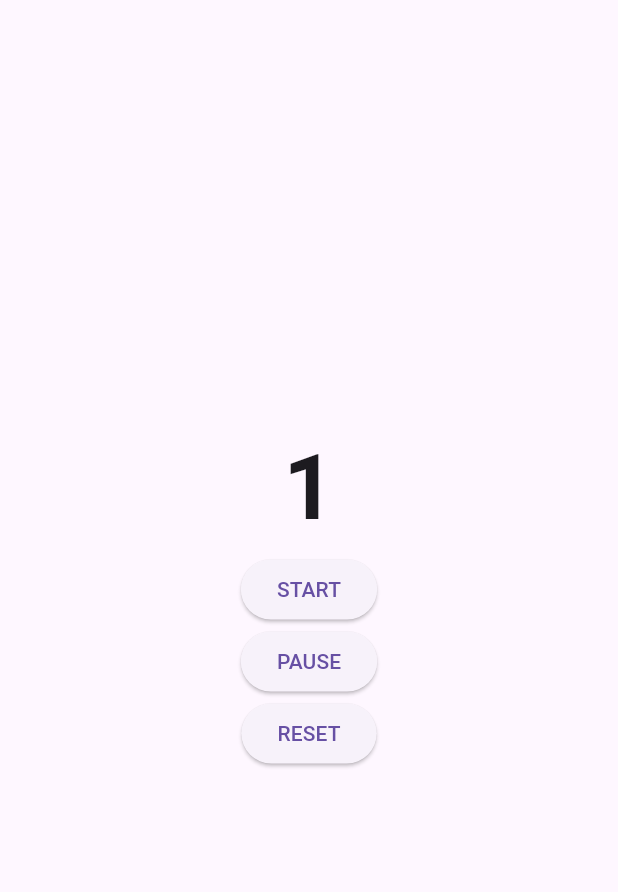
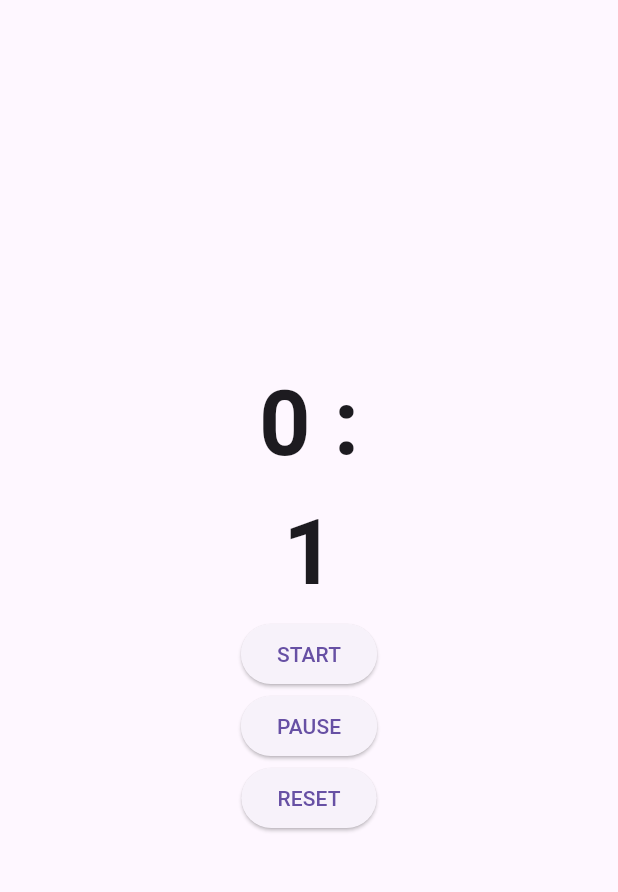
Before and after one commit to Rebeka97/stopwatch, a Flutter app: the screen it shows after launch, after a tap on "START", after a tap on "RESET", on a phone screen of 412 x 824 dp, the part 63-955 px from its top. Run offline on Flutter 3.47's test engine with Material 3 defaults, Android fonts, the phone set to English and light mode, and no system bars.

Commit message:
Added _minutes integer and updated UI

```diff
--- a/lib/main.dart
+++ b/lib/main.dart
@@ -11,7 +11,8 @@ class CounterApp extends StatefulWidget {
 }
 
 class _CounterAppState extends State<CounterApp> {
-  int _counter = 0;
+  int _counter = 0; //masodperc szamlalo
+  int _minutes = 0; // perc szamlalp (bovitheto oraval, nappal stb...)
   late Timer _timer;
 
   /*void _increment() { //valtozo novelese
@@ -24,6 +25,11 @@ class _CounterAppState extends State<CounterApp> {
     _timer = Timer.periodic(const Duration(seconds: 1), (timer) { //masodpercenkent no
     setState(() {
       _counter++;
+
+      if (_counter == 60) { // 60 masodpercenkent noveli a percet es nullaza a mp-t
+        _counter = 0;
+        _minutes++;
+      }
     });
     });
   }
@@ -35,9 +41,10 @@ class _CounterAppState extends State<CounterApp> {
     });
   }
 
-  void _reset() { //visszaallitas 0-ra
+  void _reset() { //visszaallitas 0-ra a masodpercet es percet is
     setState(() {
       _counter = 0;
+      _minutes = 0;
     });
   }
 
@@ -53,8 +60,15 @@ class _CounterAppState extends State<CounterApp> {
           child: Column(
             mainAxisAlignment: MainAxisAlignment.center, //kozepre igazit
             children: <Widget>[
+
               Text(
-                '$_counter', //a valtozom meghivasa
+                '$_minutes :', //a perc valtozom meghivasa
+                style: const TextStyle(
+                    fontSize: 60, fontWeight: FontWeight.bold),
+              ),
+
+              Text(
+                '$_counter', //a masodperc valtozom meghivasa
                 style: const TextStyle(
                     fontSize: 60, fontWeight: FontWeight.bold),
               ),
```
